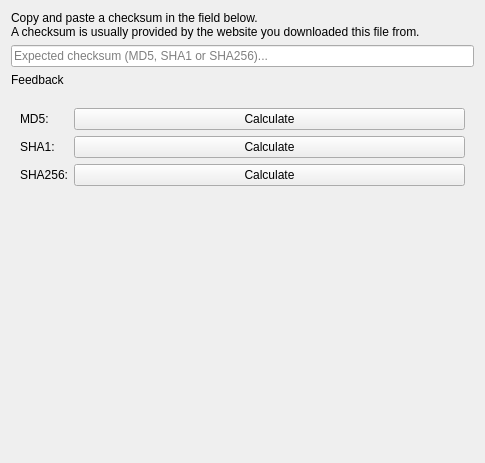
The window that src/widgets/checksumswidget.ui (KDE/kio) describes before a commit, drawn with Qt 5.
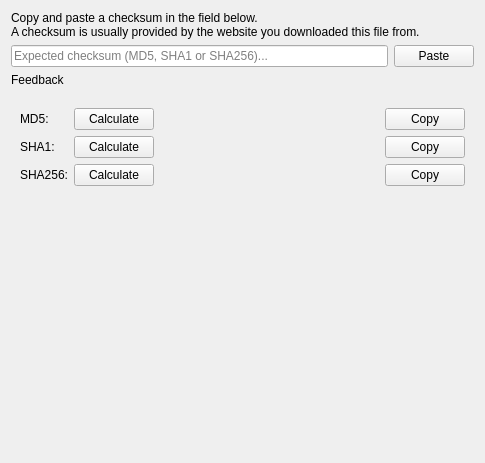
The same window after the commit. Icons and pictures are not drawn. Custom widgets are drawn as their Qt base class.

Commit message: Add clipboard buttons to checksums tab

```diff
--- a/src/widgets/checksumswidget.ui
+++ b/src/widgets/checksumswidget.ui
@@ -10,8 +10,6 @@
     <height>463</height>
    </rect>
   </property>
-  <layout class="QVBoxLayout" name="verticalLayout_3">
-   <item>
     <layout class="QVBoxLayout" name="verticalLayout">
      <item>
       <widget class="QLabel" name="label">
@@ -21,12 +19,28 @@
       </widget>
      </item>
      <item>
+    <layout class="QHBoxLayout" name="horizontalLayout_4">
+     <item>
       <widget class="QLineEdit" name="lineEdit">
        <property name="placeholderText">
         <string extracomment="MD5, SHA1 and SHA256 are hashing algorithms">Expected checksum (MD5, SHA1 or SHA256)...</string>
        </property>
       </widget>
      </item>
+     <item>
+      <widget class="QPushButton" name="pasteButton">
+       <property name="toolTip">
+        <string>Click to paste the checksum from the clipboard to the input field.</string>
+       </property>
+       <property name="text">
+        <string>Paste</string>
+       </property>
+       <property name="icon">
+        <iconset theme="edit-paste">
+         <normaloff>.</normaloff>.</iconset>
+       </property>
+      </widget>
+     </item>
     </layout>
    </item>
    <item>
@@ -49,40 +63,133 @@
         </property>
        </widget>
       </item>
-      <item row="2" column="0">
+      <item row="1" column="0">
        <widget class="QLabel" name="label_3">
         <property name="text">
          <string extracomment="SHA1 is the hashing algorithm">SHA1:</string>
         </property>
        </widget>
       </item>
-      <item row="0" column="1">
-       <widget class="QPushButton" name="md5Button">
-        <property name="text">
-         <string>Calculate</string>
-        </property>
-       </widget>
-      </item>
-      <item row="2" column="1">
+      <item row="1" column="1">
+       <layout class="QHBoxLayout" name="horizontalLayout_2">
+        <item>
        <widget class="QPushButton" name="sha1Button">
         <property name="text">
          <string>Calculate</string>
         </property>
        </widget>
       </item>
-      <item row="3" column="0">
+        <item>
+         <spacer name="horizontalSpacer_2">
+          <property name="orientation">
+           <enum>Qt::Horizontal</enum>
+          </property>
+          <property name="sizeHint" stdset="0">
+           <size>
+            <width>40</width>
+            <height>20</height>
+           </size>
+          </property>
+         </spacer>
+        </item>
+        <item>
+         <widget class="QPushButton" name="sha1CopyButton">
+          <property name="toolTip">
+           <string>Click to copy the checksum to the clipboard.</string>
+          </property>
+          <property name="text">
+           <string>Copy</string>
+          </property>
+          <property name="icon">
+           <iconset theme="edit-copy">
+            <normaloff>.</normaloff>.</iconset>
+          </property>
+         </widget>
+        </item>
+       </layout>
+      </item>
+      <item row="2" column="0">
        <widget class="QLabel" name="label_4">
         <property name="text">
          <string extracomment="SHA256 is the hashing algorithm">SHA256:</string>
         </property>
        </widget>
       </item>
-      <item row="3" column="1">
+      <item row="2" column="1">
+       <layout class="QHBoxLayout" name="horizontalLayout_3">
+        <item>
        <widget class="QPushButton" name="sha256Button">
         <property name="text">
          <string>Calculate</string>
         </property>
        </widget>
+        </item>
+        <item>
+         <spacer name="horizontalSpacer_3">
+          <property name="orientation">
+           <enum>Qt::Horizontal</enum>
+          </property>
+          <property name="sizeHint" stdset="0">
+           <size>
+            <width>40</width>
+            <height>20</height>
+           </size>
+          </property>
+         </spacer>
+        </item>
+        <item>
+         <widget class="QPushButton" name="sha256CopyButton">
+          <property name="toolTip">
+           <string>Click to copy the checksum to the clipboard.</string>
+          </property>
+          <property name="text">
+           <string>Copy</string>
+          </property>
+          <property name="icon">
+           <iconset theme="edit-copy">
+            <normaloff>.</normaloff>.</iconset>
+          </property>
+         </widget>
+        </item>
+       </layout>
+      </item>
+      <item row="0" column="1">
+       <layout class="QHBoxLayout" name="horizontalLayout">
+        <item>
+         <widget class="QPushButton" name="md5Button">
+          <property name="text">
+           <string>Calculate</string>
+          </property>
+         </widget>
+        </item>
+        <item>
+         <spacer name="horizontalSpacer">
+          <property name="orientation">
+           <enum>Qt::Horizontal</enum>
+          </property>
+          <property name="sizeHint" stdset="0">
+           <size>
+            <width>40</width>
+            <height>20</height>
+           </size>
+          </property>
+         </spacer>
+        </item>
+        <item>
+         <widget class="QPushButton" name="md5CopyButton">
+          <property name="toolTip">
+           <string>Click to copy the checksum to the clipboard.</string>
+          </property>
+          <property name="text">
+           <string>Copy</string>
+          </property>
+          <property name="icon">
+           <iconset theme="edit-copy">
+            <normaloff>.</normaloff>.</iconset>
+          </property>
+         </widget>
+        </item>
+       </layout>
       </item>
      </layout>
     </widget>
```
Lines whose indentation alone changed are shown as unchanged. The commit also changes 1 other file.
